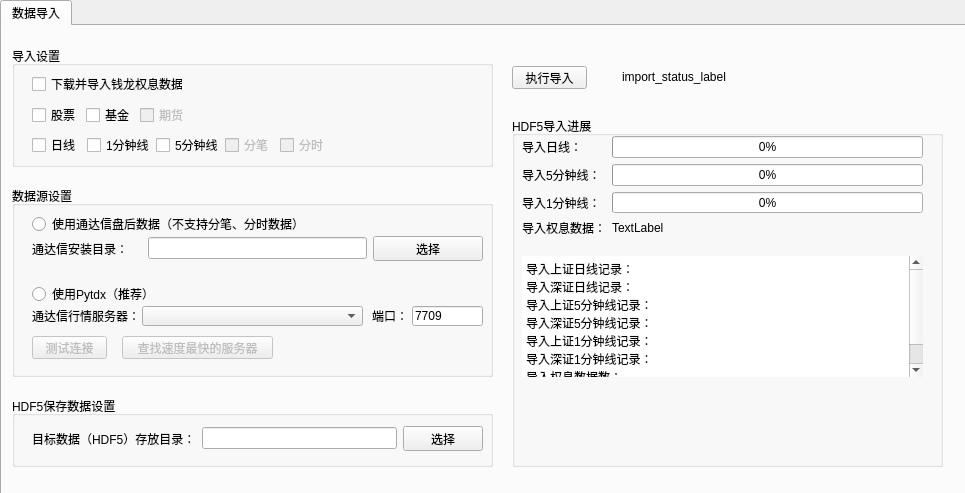
Qt form hikyuu_python/tools/maintain/MainWindow.ui (fasiondog/hikyuu) before a commit.
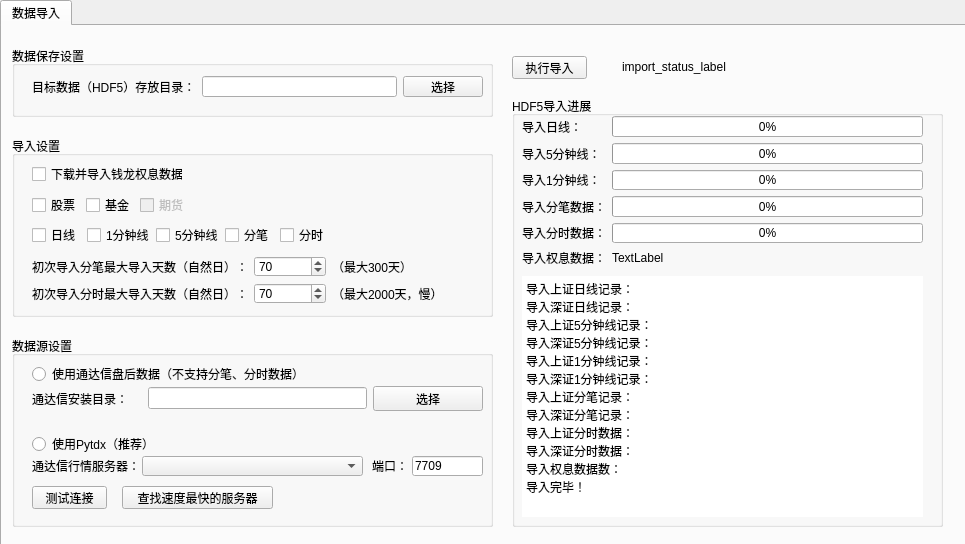
The same form after that commit.

```diff
--- a/hikyuu_python/tools/maintain/MainWindow.ui
+++ b/hikyuu_python/tools/maintain/MainWindow.ui
@@ -7,7 +7,7 @@
     <x>0</x>
     <y>0</y>
     <width>965</width>
-    <height>493</height>
+    <height>544</height>
    </rect>
   </property>
   <property name="windowTitle">
@@ -34,7 +34,7 @@
       <property name="geometry">
        <rect>
         <x>510</x>
-        <y>40</y>
+        <y>30</y>
         <width>75</width>
         <height>23</height>
        </rect>
@@ -47,7 +47,7 @@
       <property name="geometry">
        <rect>
         <x>10</x>
-        <y>160</y>
+        <y>310</y>
         <width>481</width>
         <height>191</height>
        </rect>
@@ -203,7 +203,7 @@
       </widget>
       <widget class="QPushButton" name="pushButton">
        <property name="enabled">
-        <bool>false</bool>
+        <bool>true</bool>
        </property>
        <property name="geometry">
         <rect>
@@ -219,7 +219,7 @@
       </widget>
       <widget class="QPushButton" name="pushButton_2">
        <property name="enabled">
-        <bool>false</bool>
+        <bool>true</bool>
        </property>
        <property name="geometry">
         <rect>
@@ -238,13 +238,13 @@
       <property name="geometry">
        <rect>
         <x>10</x>
-        <y>370</y>
+        <y>20</y>
         <width>481</width>
         <height>71</height>
        </rect>
       </property>
       <property name="title">
-       <string>HDF5保存数据设置</string>
+       <string>数据保存设置</string>
       </property>
       <widget class="QWidget" name="layoutWidget">
        <property name="geometry">
@@ -252,7 +252,7 @@
          <x>20</x>
          <y>30</y>
          <width>451</width>
-         <height>25</height>
+         <height>21</height>
         </rect>
        </property>
        <layout class="QGridLayout" name="gridLayout_3">
@@ -280,9 +280,9 @@
       <property name="geometry">
        <rect>
         <x>510</x>
-        <y>90</y>
+        <y>70</y>
         <width>431</width>
-        <height>351</height>
+        <height>431</height>
        </rect>
       </property>
       <property name="title">
@@ -294,31 +294,24 @@
          <x>10</x>
          <y>20</y>
          <width>401</width>
-         <height>101</height>
+         <height>151</height>
         </rect>
        </property>
        <layout class="QGridLayout" name="gridLayout">
-        <item row="0" column="0">
-         <widget class="QLabel" name="label_8">
-          <property name="text">
-           <string>导入日线：</string>
-          </property>
-         </widget>
-        </item>
-        <item row="1" column="0">
-         <widget class="QLabel" name="label_12">
-          <property name="text">
-           <string>导入5分钟线：</string>
-          </property>
-         </widget>
-        </item>
-        <item row="2" column="1">
-         <widget class="QProgressBar" name="hdf5_min_progressBar">
+        <item row="3" column="1">
+         <widget class="QProgressBar" name="hdf5_trans_progressBar">
           <property name="value">
            <number>0</number>
           </property>
          </widget>
         </item>
+        <item row="3" column="0">
+         <widget class="QLabel" name="label_4">
+          <property name="text">
+           <string>导入分笔数据：</string>
+          </property>
+         </widget>
+        </item>
         <item row="2" column="0">
          <widget class="QLabel" name="label_14">
           <property name="text">
@@ -333,6 +326,34 @@
           </property>
          </widget>
         </item>
+        <item row="2" column="1">
+         <widget class="QProgressBar" name="hdf5_min_progressBar">
+          <property name="value">
+           <number>0</number>
+          </property>
+         </widget>
+        </item>
+        <item row="5" column="1">
+         <widget class="QLabel" name="hdf5_weight_label">
+          <property name="text">
+           <string>TextLabel</string>
+          </property>
+         </widget>
+        </item>
+        <item row="0" column="0">
+         <widget class="QLabel" name="label_8">
+          <property name="text">
+           <string>导入日线：</string>
+          </property>
+         </widget>
+        </item>
+        <item row="1" column="0">
+         <widget class="QLabel" name="label_12">
+          <property name="text">
+           <string>导入5分钟线：</string>
+          </property>
+         </widget>
+        </item>
         <item row="0" column="1">
          <widget class="QProgressBar" name="hdf5_day_progressBar">
           <property name="value">
@@ -340,17 +361,24 @@
           </property>
          </widget>
         </item>
-        <item row="3" column="0">
+        <item row="5" column="0">
          <widget class="QLabel" name="label_9">
           <property name="text">
            <string>导入权息数据：</string>
           </property>
          </widget>
         </item>
-        <item row="3" column="1">
-         <widget class="QLabel" name="hdf5_weight_label">
+        <item row="4" column="0">
+         <widget class="QLabel" name="label_5">
           <property name="text">
-           <string>TextLabel</string>
+           <string>导入分时数据：</string>
+          </property>
+         </widget>
+        </item>
+        <item row="4" column="1">
+         <widget class="QProgressBar" name="hdf5_time_progressBar">
+          <property name="value">
+           <number>0</number>
           </property>
          </widget>
         </item>
@@ -360,9 +388,9 @@
        <property name="geometry">
         <rect>
          <x>10</x>
-         <y>140</y>
+         <y>180</y>
          <width>401</width>
-         <height>121</height>
+         <height>241</height>
         </rect>
        </property>
        <property name="frameShape">
@@ -382,6 +410,10 @@
 &lt;p style=&quot; margin-top:0px; margin-bottom:0px; margin-left:0px; margin-right:0px; -qt-block-indent:0; text-indent:0px;&quot;&gt;导入深证5分钟线记录：&lt;/p&gt;
 &lt;p style=&quot; margin-top:0px; margin-bottom:0px; margin-left:0px; margin-right:0px; -qt-block-indent:0; text-indent:0px;&quot;&gt;导入上证1分钟线记录：&lt;/p&gt;
 &lt;p style=&quot; margin-top:0px; margin-bottom:0px; margin-left:0px; margin-right:0px; -qt-block-indent:0; text-indent:0px;&quot;&gt;导入深证1分钟线记录：&lt;/p&gt;
+&lt;p style=&quot; margin-top:0px; margin-bottom:0px; margin-left:0px; margin-right:0px; -qt-block-indent:0; text-indent:0px;&quot;&gt;导入上证分笔记录：&lt;/p&gt;
+&lt;p style=&quot; margin-top:0px; margin-bottom:0px; margin-left:0px; margin-right:0px; -qt-block-indent:0; text-indent:0px;&quot;&gt;导入深证分笔记录：&lt;/p&gt;
+&lt;p style=&quot; margin-top:0px; margin-bottom:0px; margin-left:0px; margin-right:0px; -qt-block-indent:0; text-indent:0px;&quot;&gt;导入上证分时数据：&lt;/p&gt;
+&lt;p style=&quot; margin-top:0px; margin-bottom:0px; margin-left:0px; margin-right:0px; -qt-block-indent:0; text-indent:0px;&quot;&gt;导入深证分时数据：&lt;/p&gt;
 &lt;p style=&quot; margin-top:0px; margin-bottom:0px; margin-left:0px; margin-right:0px; -qt-block-indent:0; text-indent:0px;&quot;&gt;导入权息数据数：&lt;/p&gt;
 &lt;p style=&quot; margin-top:0px; margin-bottom:0px; margin-left:0px; margin-right:0px; -qt-block-indent:0; text-indent:0px;&quot;&gt;导入完毕！&lt;/p&gt;&lt;/body&gt;&lt;/html&gt;</string>
        </property>
@@ -391,9 +423,9 @@
       <property name="geometry">
        <rect>
         <x>10</x>
-        <y>20</y>
+        <y>110</y>
         <width>481</width>
-        <height>121</height>
+        <height>181</height>
        </rect>
       </property>
       <property name="title">
@@ -469,7 +501,7 @@
         <item>
          <widget class="QCheckBox" name="import_tick_checkBox">
           <property name="enabled">
-           <bool>false</bool>
+           <bool>true</bool>
           </property>
           <property name="text">
            <string>分笔</string>
@@ -479,7 +511,7 @@
         <item>
          <widget class="QCheckBox" name="import_min_time_checkBox">
           <property name="enabled">
-           <bool>false</bool>
+           <bool>true</bool>
           </property>
           <property name="text">
            <string>分时</string>
@@ -501,12 +533,78 @@
         <string>下载并导入钱龙权息数据</string>
        </property>
       </widget>
+      <widget class="QWidget" name="">
+       <property name="geometry">
+        <rect>
+         <x>20</x>
+         <y>120</y>
+         <width>411</width>
+         <height>48</height>
+        </rect>
+       </property>
+       <layout class="QGridLayout" name="gridLayout_4">
+        <item row="0" column="1">
+         <widget class="QSpinBox" name="trans_max_days_spinBox">
+          <property name="minimum">
+           <number>1</number>
+          </property>
+          <property name="maximum">
+           <number>300</number>
+          </property>
+          <property name="value">
+           <number>70</number>
+          </property>
+         </widget>
+        </item>
+        <item row="1" column="0">
+         <widget class="QLabel" name="label_7">
+          <property name="text">
+           <string>初次导入分时最大导入天数（自然日）：</string>
+          </property>
+         </widget>
+        </item>
+        <item row="1" column="1">
+         <widget class="QSpinBox" name="time_max_days_spinBox">
+          <property name="minimum">
+           <number>1</number>
+          </property>
+          <property name="maximum">
+           <number>2000</number>
+          </property>
+          <property name="value">
+           <number>70</number>
+          </property>
+         </widget>
+        </item>
+        <item row="0" column="0">
+         <widget class="QLabel" name="label_6">
+          <property name="text">
+           <string>初次导入分笔最大导入天数（自然日）：</string>
+          </property>
+         </widget>
+        </item>
+        <item row="0" column="2">
+         <widget class="QLabel" name="label_11">
+          <property name="text">
+           <string>（最大300天）</string>
+          </property>
+         </widget>
+        </item>
+        <item row="1" column="2">
+         <widget class="QLabel" name="label_13">
+          <property name="text">
+           <string>（最大2000天，慢）</string>
+          </property>
+         </widget>
+        </item>
+       </layout>
+      </widget>
      </widget>
      <widget class="QLabel" name="import_status_label">
       <property name="geometry">
        <rect>
         <x>620</x>
-        <y>40</y>
+        <y>30</y>
         <width>361</width>
         <height>21</height>
        </rect>
```
Left out of the diff: 8 changed lines with no effect on the pictures.
